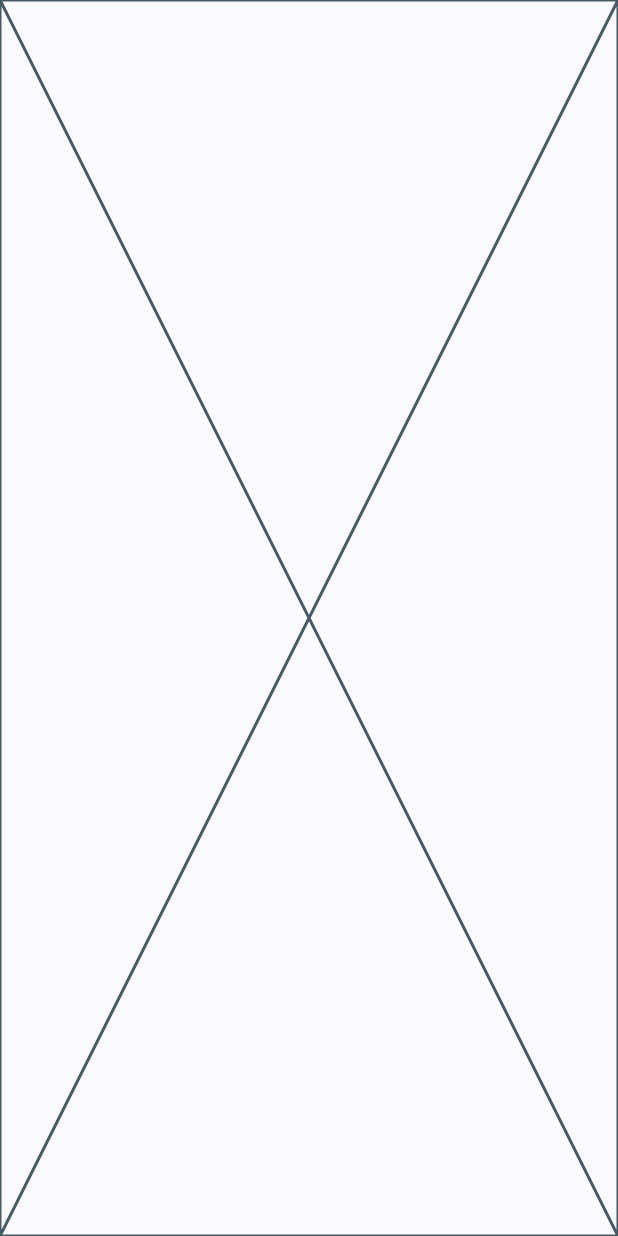
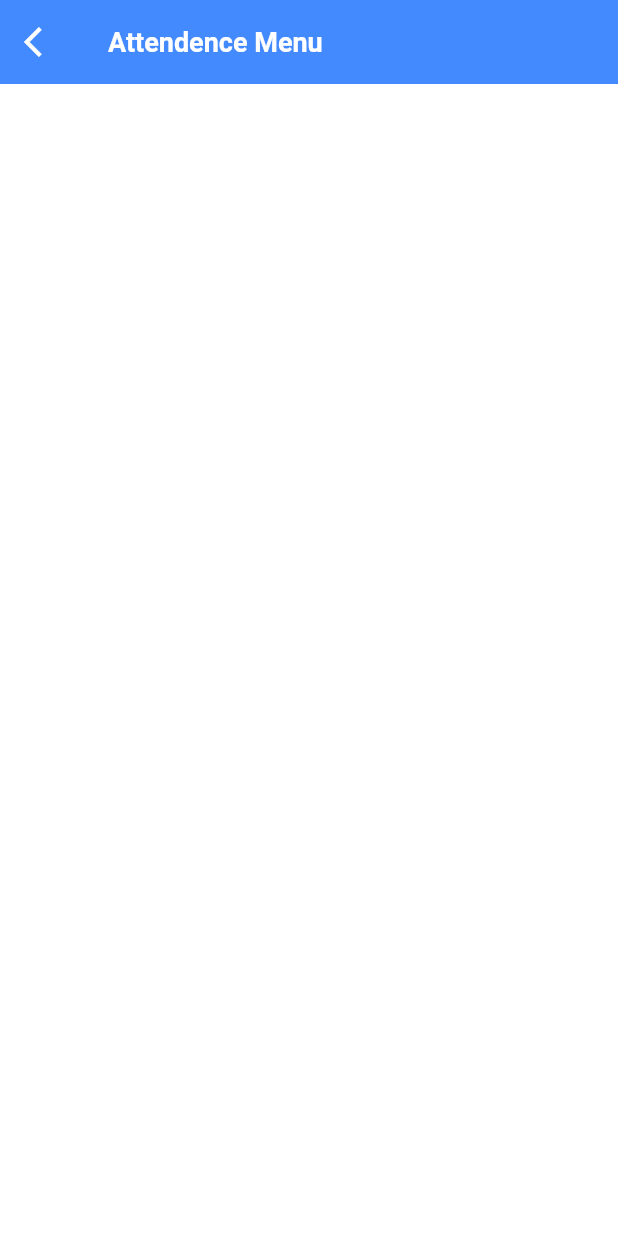
Before and after one commit to AurellGhania/attendence-app, a Flutter app: the AttendanceScreen screen opened directly, on a phone screen of 412 x 824 dp. Run offline on Flutter 3.47's test engine with Material 3 defaults, Android fonts, the phone set to English and light mode, and no system bars; our stand-ins replace camera, cloud_firestore, firebase_core, geocoding, geolocator; missing offline and left inert: google_mlkit_face_detection; accounts and stored records are empty.

```diff
--- a/lib/ui/attend/attendance.dart
+++ b/lib/ui/attend/attendance.dart
@@ -1,5 +1,6 @@
 import 'package:attendance_app/services/location_services.dart';
 import 'package:attendance_app/services/timestamp_service.dart';
+import 'package:attendance_app/ui/attend/components/app_bar.dart';
 import 'package:camera/camera.dart';
 import 'package:flutter/material.dart';
 
@@ -60,6 +61,11 @@ class _AttendanceScreenState extends State<AttendanceScreen> {
 
   @override
   Widget build(BuildContext context) {
-    return const Placeholder();
+    Size size = MediaQuery.of(context).size;
+
+    return Scaffold(
+      backgroundColor: Colors.white,
+      appBar: buildAppBar(context)
+    );
   }
 }
```
Also changed, not shown: lib/ui/attend/components/header.dart (+34 -0 lines).
